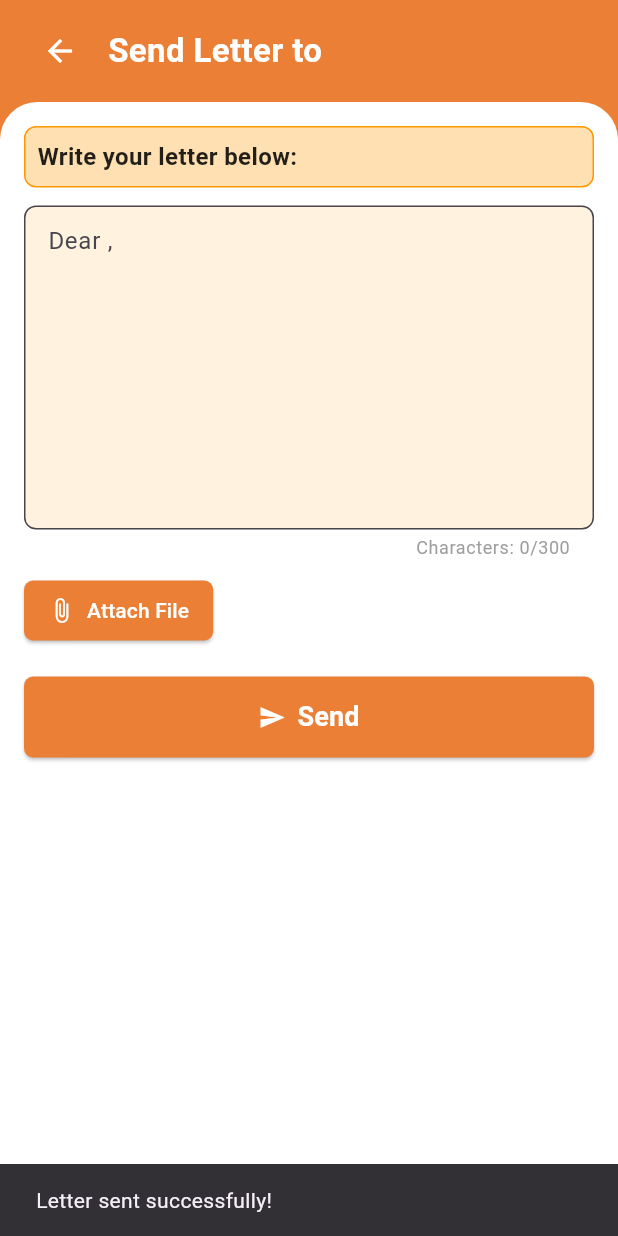
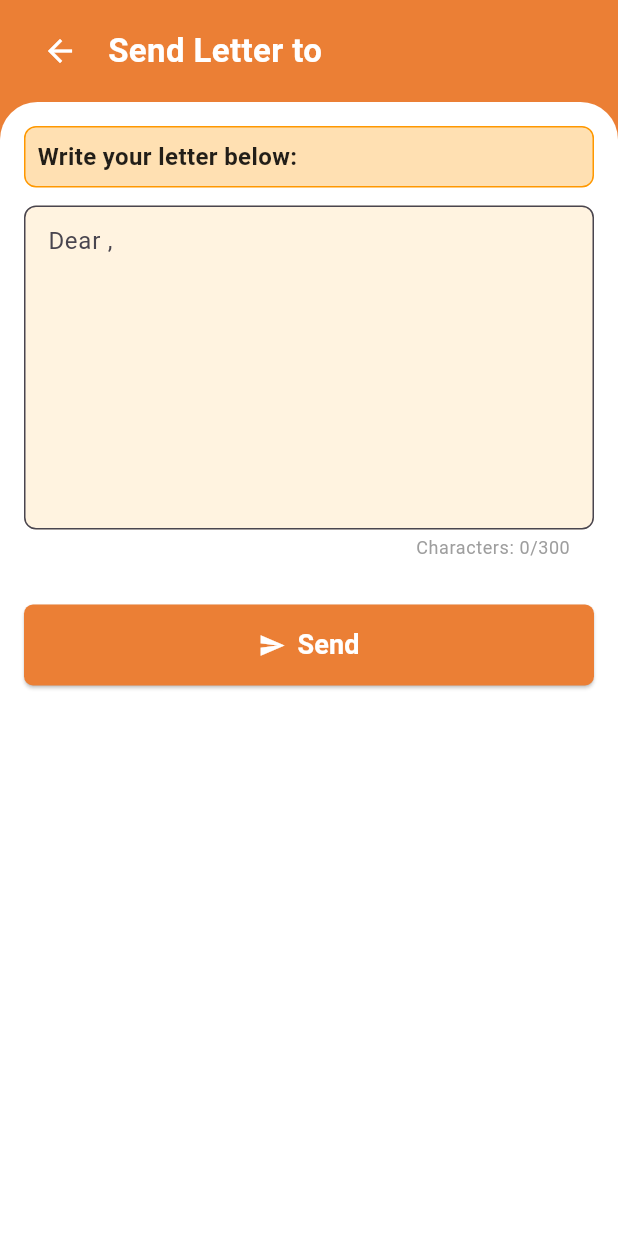
Before and after one commit to Claaarence/wv-mobileapp, a Flutter app: the SendLetterPage screen opened directly with empty values, after a tap on "Send", on a phone screen of 412 x 824 dp. Run offline on Flutter 3.47's test engine with Material 3 defaults, Android fonts, the light colour scheme and no system bars; our stand-ins replace audioplayers, flutter_spinkit, flutter_svg, font_awesome_flutter, google_fonts, image_picker and 3 more; missing offline and left inert: flutter_custom_tabs, syncfusion_flutter_pdfviewer; accounts and stored records are empty.

Commit message:
Update sendletter.dart
updated, removed file_picker

```diff
--- a/wvapp/wvmobile/lib/screens/child_connect/sendletter.dart
+++ b/wvapp/wvmobile/lib/screens/child_connect/sendletter.dart
@@ -1,5 +1,5 @@
 import 'package:flutter/material.dart';
-import 'package:file_picker/file_picker.dart';
+
 
 class SendLetterPage extends StatefulWidget {
   final String childName;
@@ -13,36 +13,7 @@ class SendLetterPage extends StatefulWidget {
 class _SendLetterPageState extends State<SendLetterPage> {
   final TextEditingController _controller = TextEditingController();
   int _charCount = 0;
-  PlatformFile? _attachedFile;
 
-  void _pickFile() async {
-    final result = await FilePicker.platform.pickFiles();
-    if (result != null && result.files.isNotEmpty) {
-      setState(() {
-        _attachedFile = result.files.first;
-      });
-    }
-  }
-
-  void _sendLetter() {
-    final letterText = _controller.text;
-    final file = _attachedFile;
-
-    print('Sending letter: $letterText');
-    if (file != null) {
-      print('Attached file: ${file.name}');
-    }
-
-    ScaffoldMessenger.of(context).showSnackBar(
-      const SnackBar(content: Text('Letter sent successfully!')),
-    );
-
-    _controller.clear();
-    setState(() {
-      _charCount = 0;
-      _attachedFile = null;
-    });
-  }
 
   @override
   Widget build(BuildContext context) {
@@ -132,31 +103,7 @@ class _SendLetterPageState extends State<SendLetterPage> {
                       const SizedBox(height: 10),
 
                       // Attach file
-                      Row(
-                        children: [
-                          ElevatedButton.icon(
-                            onPressed: _pickFile,
-                            icon: const Icon(Icons.attach_file, color: Colors.white),
-                            label: const Text("Attach File", style: TextStyle(color: Colors.white)),
-                            style: ElevatedButton.styleFrom(
-                              backgroundColor: const Color(0xFFeb7f35),
-                              shape: RoundedRectangleBorder(
-                                borderRadius: BorderRadius.circular(6),
-                              ),
-                              padding: const EdgeInsets.symmetric(horizontal: 16, vertical: 10),
-                            ),
-                          ),
-                          const SizedBox(width: 10),
-                          if (_attachedFile != null)
-                            Expanded(
-                              child: Text(
-                                _attachedFile!.name,
-                                overflow: TextOverflow.ellipsis,
-                                style: const TextStyle(fontSize: 14, color: Colors.black87),
-                              ),
-                            ),
-                        ],
-                      ),
+
 
                       const SizedBox(height: 20),
 
@@ -164,7 +111,7 @@ class _SendLetterPageState extends State<SendLetterPage> {
                       SizedBox(
                         width: double.infinity,
                         child: ElevatedButton.icon(
-                          onPressed: _sendLetter,
+                          onPressed: () {},
                           icon: const Icon(Icons.send, color: Colors.white),
                           label: const Text(
                             'Send',
```
